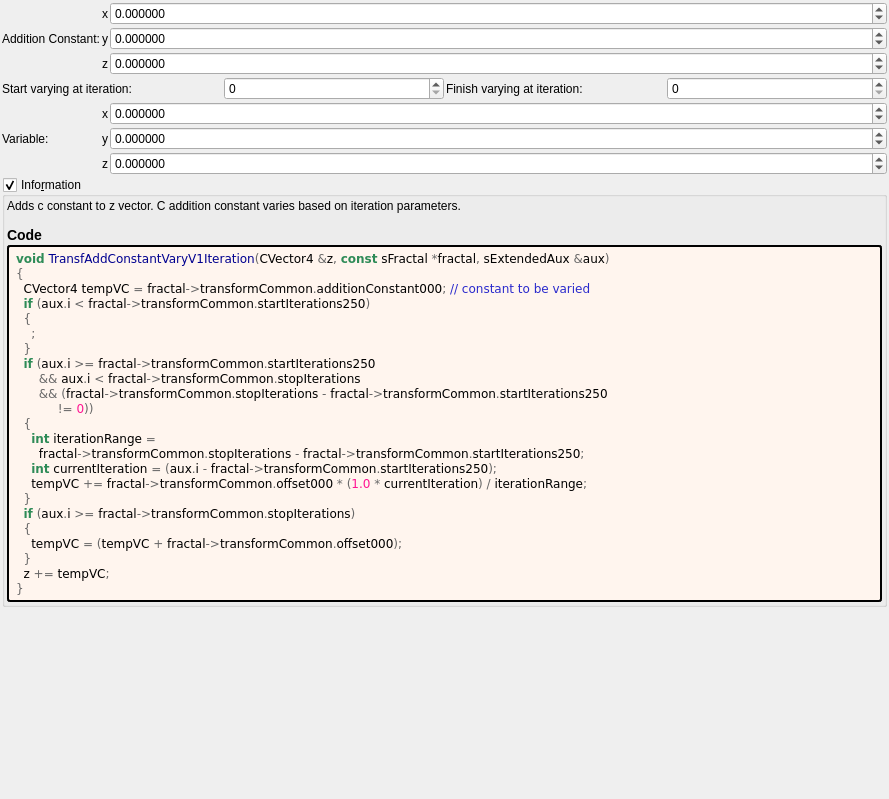
Before: the Qt Designer form mandelbulber2/formula/ui/transf_add_constant_vary_v1.ui in buddhi1980/mandelbulber2, drawn with Qt 5.
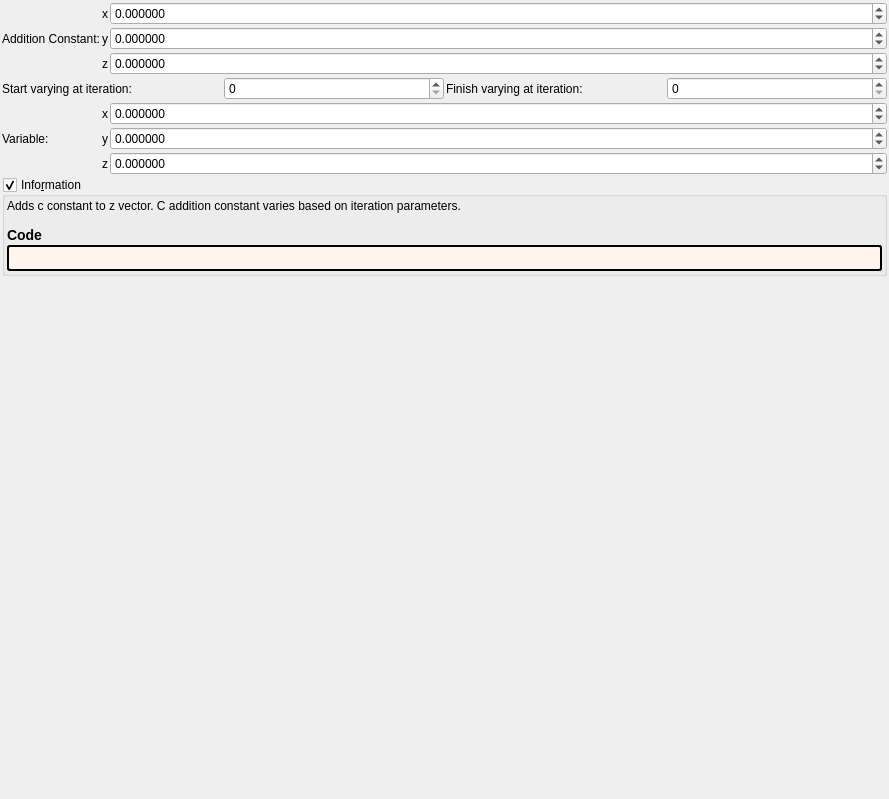
After: the same form once the commit is applied. Custom widgets are drawn as their Qt base class.

```diff
--- a/mandelbulber2/formula/ui/transf_add_constant_vary_v1.ui
+++ b/mandelbulber2/formula/ui/transf_add_constant_vary_v1.ui
@@ -361,32 +361,7 @@
          <string notr="true">border-style: outset; border-width: 2px; border-radius: 3px; border-color: black; background-color: #fff5ee; padding: 4px;</string>
         </property>
         <property name="text">
-         <string notr="true">&lt;body style=&quot;background-color:#fff5ee&quot;&gt;
-&lt;pre style=&quot;color:#000000; background-color:#fff5ee;  font-family:'Courier New',monospace;&quot;&gt;&lt;span style=&quot;color:#2e8b57; font-weight:bold&quot;&gt;void&lt;/span&gt; &lt;span style=&quot;color:#00008f&quot;&gt;TransfAddConstantVaryV1Iteration&lt;/span&gt;&lt;span style=&quot;color:#676767&quot;&gt;(&lt;/span&gt;CVector4 &lt;span style=&quot;color:#676767&quot;&gt;&amp;amp;&lt;/span&gt;z&lt;span style=&quot;color:#676767&quot;&gt;,&lt;/span&gt; &lt;span style=&quot;color:#2e8b57; font-weight:bold&quot;&gt;const&lt;/span&gt; sFractal &lt;span style=&quot;color:#676767&quot;&gt;*&lt;/span&gt;fractal&lt;span style=&quot;color:#676767&quot;&gt;,&lt;/span&gt; sExtendedAux &lt;span style=&quot;color:#676767&quot;&gt;&amp;amp;&lt;/span&gt;aux&lt;span style=&quot;color:#676767&quot;&gt;)&lt;/span&gt;
-&lt;span style=&quot;color:#676767&quot;&gt;{&lt;/span&gt;
-  CVector4 tempVC &lt;span style=&quot;color:#676767&quot;&gt;=&lt;/span&gt; fractal&lt;span style=&quot;color:#676767&quot;&gt;-&amp;gt;&lt;/span&gt;transformCommon&lt;span style=&quot;color:#676767&quot;&gt;.&lt;/span&gt;additionConstant000&lt;span style=&quot;color:#676767&quot;&gt;;&lt;/span&gt; &lt;span style=&quot;color:#2929cc&quot;&gt;// constant to be varied&lt;/span&gt;
-  &lt;span style=&quot;color:#2e8b57; font-weight:bold&quot;&gt;if&lt;/span&gt; &lt;span style=&quot;color:#676767&quot;&gt;(&lt;/span&gt;aux&lt;span style=&quot;color:#676767&quot;&gt;.&lt;/span&gt;i &lt;span style=&quot;color:#676767&quot;&gt;&amp;lt;&lt;/span&gt; fractal&lt;span style=&quot;color:#676767&quot;&gt;-&amp;gt;&lt;/span&gt;transformCommon&lt;span style=&quot;color:#676767&quot;&gt;.&lt;/span&gt;startIterations250&lt;span style=&quot;color:#676767&quot;&gt;)&lt;/span&gt;
-  &lt;span style=&quot;color:#676767&quot;&gt;{&lt;/span&gt;
-    &lt;span style=&quot;color:#676767&quot;&gt;;&lt;/span&gt;
-  &lt;span style=&quot;color:#676767&quot;&gt;}&lt;/span&gt;
-  &lt;span style=&quot;color:#2e8b57; font-weight:bold&quot;&gt;if&lt;/span&gt; &lt;span style=&quot;color:#676767&quot;&gt;(&lt;/span&gt;aux&lt;span style=&quot;color:#676767&quot;&gt;.&lt;/span&gt;i &lt;span style=&quot;color:#676767&quot;&gt;&amp;gt;=&lt;/span&gt; fractal&lt;span style=&quot;color:#676767&quot;&gt;-&amp;gt;&lt;/span&gt;transformCommon&lt;span style=&quot;color:#676767&quot;&gt;.&lt;/span&gt;startIterations250
-      &lt;span style=&quot;color:#676767&quot;&gt;&amp;amp;&amp;amp;&lt;/span&gt; aux&lt;span style=&quot;color:#676767&quot;&gt;.&lt;/span&gt;i &lt;span style=&quot;color:#676767&quot;&gt;&amp;lt;&lt;/span&gt; fractal&lt;span style=&quot;color:#676767&quot;&gt;-&amp;gt;&lt;/span&gt;transformCommon&lt;span style=&quot;color:#676767&quot;&gt;.&lt;/span&gt;stopIterations
-      &lt;span style=&quot;color:#676767&quot;&gt;&amp;amp;&amp;amp; (&lt;/span&gt;fractal&lt;span style=&quot;color:#676767&quot;&gt;-&amp;gt;&lt;/span&gt;transformCommon&lt;span style=&quot;color:#676767&quot;&gt;.&lt;/span&gt;stopIterations &lt;span style=&quot;color:#676767&quot;&gt;-&lt;/span&gt; fractal&lt;span style=&quot;color:#676767&quot;&gt;-&amp;gt;&lt;/span&gt;transformCommon&lt;span style=&quot;color:#676767&quot;&gt;.&lt;/span&gt;startIterations250
-           &lt;span style=&quot;color:#676767&quot;&gt;!=&lt;/span&gt; &lt;span style=&quot;color:#ff1493&quot;&gt;0&lt;/span&gt;&lt;span style=&quot;color:#676767&quot;&gt;))&lt;/span&gt;
-  &lt;span style=&quot;color:#676767&quot;&gt;{&lt;/span&gt;
-    &lt;span style=&quot;color:#2e8b57; font-weight:bold&quot;&gt;int&lt;/span&gt; iterationRange &lt;span style=&quot;color:#676767&quot;&gt;=&lt;/span&gt;
-      fractal&lt;span style=&quot;color:#676767&quot;&gt;-&amp;gt;&lt;/span&gt;transformCommon&lt;span style=&quot;color:#676767&quot;&gt;.&lt;/span&gt;stopIterations &lt;span style=&quot;color:#676767&quot;&gt;-&lt;/span&gt; fractal&lt;span style=&quot;color:#676767&quot;&gt;-&amp;gt;&lt;/span&gt;transformCommon&lt;span style=&quot;color:#676767&quot;&gt;.&lt;/span&gt;startIterations250&lt;span style=&quot;color:#676767&quot;&gt;;&lt;/span&gt;
-    &lt;span style=&quot;color:#2e8b57; font-weight:bold&quot;&gt;int&lt;/span&gt; currentIteration &lt;span style=&quot;color:#676767&quot;&gt;= (&lt;/span&gt;aux&lt;span style=&quot;color:#676767&quot;&gt;.&lt;/span&gt;i &lt;span style=&quot;color:#676767&quot;&gt;-&lt;/span&gt; fractal&lt;span style=&quot;color:#676767&quot;&gt;-&amp;gt;&lt;/span&gt;transformCommon&lt;span style=&quot;color:#676767&quot;&gt;.&lt;/span&gt;startIterations250&lt;span style=&quot;color:#676767&quot;&gt;);&lt;/span&gt;
-    tempVC &lt;span style=&quot;color:#676767&quot;&gt;+=&lt;/span&gt; fractal&lt;span style=&quot;color:#676767&quot;&gt;-&amp;gt;&lt;/span&gt;transformCommon&lt;span style=&quot;color:#676767&quot;&gt;.&lt;/span&gt;offset000 &lt;span style=&quot;color:#676767&quot;&gt;* (&lt;/span&gt;&lt;span style=&quot;color:#ff1493&quot;&gt;1.0&lt;/span&gt; &lt;span style=&quot;color:#676767&quot;&gt;*&lt;/span&gt; currentIteration&lt;span style=&quot;color:#676767&quot;&gt;) /&lt;/span&gt; iterationRange&lt;span style=&quot;color:#676767&quot;&gt;;&lt;/span&gt;
-  &lt;span style=&quot;color:#676767&quot;&gt;}&lt;/span&gt;
-  &lt;span style=&quot;color:#2e8b57; font-weight:bold&quot;&gt;if&lt;/span&gt; &lt;span style=&quot;color:#676767&quot;&gt;(&lt;/span&gt;aux&lt;span style=&quot;color:#676767&quot;&gt;.&lt;/span&gt;i &lt;span style=&quot;color:#676767&quot;&gt;&amp;gt;=&lt;/span&gt; fractal&lt;span style=&quot;color:#676767&quot;&gt;-&amp;gt;&lt;/span&gt;transformCommon&lt;span style=&quot;color:#676767&quot;&gt;.&lt;/span&gt;stopIterations&lt;span style=&quot;color:#676767&quot;&gt;)&lt;/span&gt;
-  &lt;span style=&quot;color:#676767&quot;&gt;{&lt;/span&gt;
-    tempVC &lt;span style=&quot;color:#676767&quot;&gt;= (&lt;/span&gt;tempVC &lt;span style=&quot;color:#676767&quot;&gt;+&lt;/span&gt; fractal&lt;span style=&quot;color:#676767&quot;&gt;-&amp;gt;&lt;/span&gt;transformCommon&lt;span style=&quot;color:#676767&quot;&gt;.&lt;/span&gt;offset000&lt;span style=&quot;color:#676767&quot;&gt;);&lt;/span&gt;
-  &lt;span style=&quot;color:#676767&quot;&gt;}&lt;/span&gt;
-  z &lt;span style=&quot;color:#676767&quot;&gt;+=&lt;/span&gt; tempVC&lt;span style=&quot;color:#676767&quot;&gt;;&lt;/span&gt;
-&lt;span style=&quot;color:#676767&quot;&gt;}&lt;/span&gt;
-&lt;/pre&gt;
-&lt;/body&gt;</string>
+         <string notr="true"></string>
         </property>
         <property name="wordWrap">
          <bool>true</bool>
```
